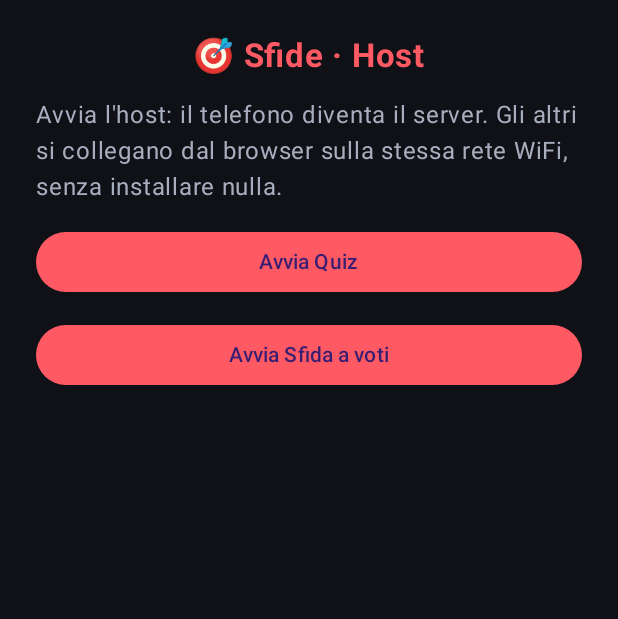
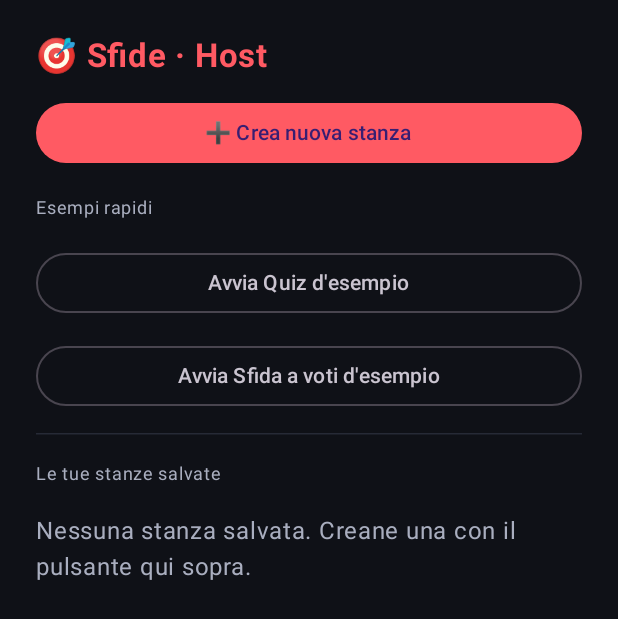
Before and after one commit to Lippa42/VoteForm, an Android app built with Jetpack Compose: the screen it shows after launch (MainActivity), on a phone screen of 412 x 824 dp. Shown: the top 619 px of the screen. Run offline under Robolectric (Android 15) with nearby library versions, the phone set to English and light mode, and no system bars; our stand-ins replace Room's generated code; libraries missing offline, so code that uses them is left out: io.ktor.server.

Commit message:
Persistenza (Room) + creazione stanza guidata in Compose
Opzione 3 completata.
- Modulo :persistence (Room + KSP): entità template/storico, DAO, database e
  SfideStore che espone template e MatchResult come modelli dell'engine (JSON in,
  JSON out). Salvataggio 100% locale.
- App Android: MainActivity ora è un router Home / Builder / regia.
  - HomeScreen: elenco template salvati (Flow da Room) con Avvia/Elimina, avvii
    d'esempio e "Crea nuova stanza".
  - BuilderScreen: form guidato completo per Quiz (domande, opzioni, risposta
    corretta, punti) e Sfida a voti (prove, criteri pesati), con concorrenti,
    titolo e PIN. Salva come template o avvia subito.
  - RoomBuilder: draft osservabili + buildRoom() che assembla la RoomDefinition.
- HostService avvia anche una stanza costruita (RoomDefinition via JSON), oltre
  agli esempi per modalità.
- engine: RoomMeta ha un id stabile (chiave dei template).

Verificato: :engine:test e :server:test verdi; :persistence:assembleDebug e
:app:assembleDebug producono gli artefatti.

Co-Authored-By: Claude Opus 4.8 <noreply@anthropic.com>
Claude-Session: https://claude.ai/code/session_01GyQjivpnapyjnaVUKnYAoZ

```diff
--- a/admin-android/app/build.gradle.kts
+++ b/admin-android/app/build.gradle.kts
@@ -63,6 +63,7 @@ tasks.named("preBuild") { dependsOn(copyWeb) }
 
 dependencies {
     implementation(project(":engine"))
+    implementation(project(":persistence"))
     implementation(project(":server")) {
         // Su Android usiamo il logging di sistema: niente logback (evita conflitti).
         exclude(group = "ch.qos.logback")
@@ -72,6 +73,7 @@ dependencies {
     implementation("io.ktor:ktor-server-cio:$ktorVersion")
     implementation("io.ktor:ktor-server-websockets:$ktorVersion")
     implementation("io.nayuki:qrcodegen:1.8.0")
+    implementation("org.jetbrains.kotlinx:kotlinx-serialization-json:1.7.3")
 
     implementation("androidx.core:core-ktx:1.13.1")
     implementation("androidx.lifecycle:lifecycle-runtime-ktx:2.8.6")
--- /dev/null
+++ b/admin-android/app/src/main/kotlin/it/marcolipparini/sfide/app/HomeScreen.kt
@@ -0,0 +1,91 @@
+package it.marcolipparini.sfide.app
+
+import androidx.compose.foundation.background
+import androidx.compose.foundation.layout.Arrangement
+import androidx.compose.foundation.layout.Column
+import androidx.compose.foundation.layout.Row
+import androidx.compose.foundation.layout.fillMaxSize
+import androidx.compose.foundation.layout.fillMaxWidth
+import androidx.compose.foundation.layout.padding
+import androidx.compose.foundation.rememberScrollState
+import androidx.compose.foundation.shape.RoundedCornerShape
+import androidx.compose.foundation.verticalScroll
+import androidx.compose.material3.Button
+import androidx.compose.material3.HorizontalDivider
+import androidx.compose.material3.OutlinedButton
+import androidx.compose.material3.Text
+import androidx.compose.runtime.Composable
+import androidx.compose.runtime.collectAsState
+import androidx.compose.runtime.getValue
+import androidx.compose.runtime.rememberCoroutineScope
+import androidx.compose.ui.Modifier
+import androidx.compose.ui.draw.clip
+import androidx.compose.ui.text.font.FontWeight
+import androidx.compose.ui.unit.dp
+import androidx.compose.ui.unit.sp
+import it.marcolipparini.sfide.engine.model.GameModeConfig
+import it.marcolipparini.sfide.engine.model.RoomDefinition
+import it.marcolipparini.sfide.engine.samples.SampleRooms
+import it.marcolipparini.sfide.persistence.SfideStore
+import kotlinx.coroutines.launch
+
+@Composable
+fun HomeScreen(
+    store: SfideStore,
+    onNew: () -> Unit,
+    onStart: (RoomDefinition) -> Unit,
+) {
+    val templates by store.templates.collectAsState(initial = emptyList())
+    val scope = rememberCoroutineScope()
+
+    Column(
+        modifier = Modifier.fillMaxSize().padding(24.dp).verticalScroll(rememberScrollState()),
+        verticalArrangement = Arrangement.spacedBy(14.dp),
+    ) {
+        Text("🎯 Sfide · Host", color = Accent, fontSize = 22.sp, fontWeight = FontWeight.Bold)
+
+        Button(onClick = onNew, modifier = Modifier.fillMaxWidth()) { Text("➕ Crea nuova stanza") }
+
+        Text("Esempi rapidi", color = InkSoft, fontSize = 12.sp)
+        OutlinedButton(onClick = { onStart(SampleRooms.quizTournament()) }, modifier = Modifier.fillMaxWidth()) {
+            Text("Avvia Quiz d'esempio")
+        }
+        OutlinedButton(onClick = { onStart(SampleRooms.cookingVoting()) }, modifier = Modifier.fillMaxWidth()) {
+            Text("Avvia Sfida a voti d'esempio")
+        }
+
+        HorizontalDivider(color = Line)
+        Text("Le tue stanze salvate", color = InkSoft, fontSize = 12.sp)
+
+        if (templates.isEmpty()) {
+            Text("Nessuna stanza salvata. Creane una con il pulsante qui sopra.", color = InkSoft)
+        } else {
+            templates.forEach { room ->
+                Column(
+                    modifier = Modifier
+                        .fillMaxWidth()
+                        .clip(RoundedCornerShape(14.dp))
+                        .background(Surface)
+                        .padding(16.dp),
+                    verticalArrangement = Arrangement.spacedBy(10.dp),
+                ) {
+                    Text(room.meta.title, color = Ink, fontSize = 17.sp, fontWeight = FontWeight.SemiBold)
+                    Text("${roomModeLabel(room)} · PIN ${room.meta.pin}", color = InkSoft, fontSize = 12.sp)
+                    Row(horizontalArrangement = Arrangement.spacedBy(10.dp)) {
+                        Button(onClick = { onStart(room) }, modifier = Modifier.weight(1f)) { Text("Avvia") }
+                        OutlinedButton(
+                            onClick = { scope.launch { store.deleteTemplate(room) } },
+                            modifier = Modifier.weight(1f),
+                        ) { Text("Elimina") }
+                    }
+                }
+            }
+        }
+    }
+}
+
+internal fun roomModeLabel(room: RoomDefinition): String = when (room.mode) {
+    is GameModeConfig.Quiz -> "Quiz"
+    is GameModeConfig.Voting -> "Sfida a voti"
+    is GameModeConfig.Questionnaire -> "Questionario"
+}
--- a/admin-android/app/src/main/kotlin/it/marcolipparini/sfide/app/MainActivity.kt
+++ b/admin-android/app/src/main/kotlin/it/marcolipparini/sfide/app/MainActivity.kt
@@ -24,75 +24,73 @@ import androidx.compose.material3.darkColorScheme
 import androidx.compose.runtime.Composable
 import androidx.compose.runtime.collectAsState
 import androidx.compose.runtime.getValue
+import androidx.compose.runtime.mutableStateOf
 import androidx.compose.runtime.remember
 import androidx.compose.runtime.rememberCoroutineScope
-import androidx.compose.ui.Alignment
+import androidx.compose.runtime.setValue
 import androidx.compose.ui.Modifier
-import androidx.compose.ui.graphics.Color
 import androidx.compose.ui.graphics.asImageBitmap
 import androidx.compose.ui.platform.LocalContext
 import androidx.compose.ui.text.font.FontFamily
 import androidx.compose.ui.text.font.FontWeight
 import androidx.compose.ui.unit.dp
 import androidx.compose.ui.unit.sp
+import it.marcolipparini.sfide.persistence.SfideStore
 import kotlinx.coroutines.launch
-
-private val Accent = Color(0xFFFF5A63)
-private val Bg = Color(0xFF0F1117)
-private val Ink = Color(0xFFECEEF5)
-private val InkSoft = Color(0xFFA9AEBF)
 
 class MainActivity : ComponentActivity() {
     override fun onCreate(savedInstanceState: Bundle?) {
         super.onCreate(savedInstanceState)
         setContent {
             MaterialTheme(colorScheme = darkColorScheme(primary = Accent)) {
-                Surface(Modifier.fillMaxSize(), color = Bg) { HostScreen() }
+                Surface(Modifier.fillMaxSize(), color = Bg) { AppRoot() }
             }
         }
     }
 }
 
 @Composable
-private fun HostScreen() {
+private fun AppRoot() {
+    val ctx = LocalContext.current
+    val store = remember { SfideStore(ctx.applicationContext) }
+    val scope = rememberCoroutineScope()
+    val info by HostController.state.collectAsState()
+    var screen by remember { mutableStateOf("home") }
+
+    when {
+        info.running -> HostPanel()
+        screen == "builder" -> BuilderScreen(
+            onCancel = { screen = "home" },
+            onSaveTemplate = { room -> scope.launch { store.saveTemplate(room) }; screen = "home" },
+            onStart = { room -> HostService.startWith(ctx, room) },
+        )
+        else -> HomeScreen(
+            store = store,
+            onNew = { screen = "builder" },
+            onStart = { room -> HostService.startWith(ctx, room) },
+        )
+    }
+}
+
+@Composable
+private fun HostPanel() {
     val ctx = LocalContext.current
     val info by HostController.state.collectAsState()
     val scope = rememberCoroutineScope()
 
     Column(
-        modifier = Modifier
-            .fillMaxSize()
-            .padding(24.dp)
-            .verticalScroll(rememberScrollState()),
-        horizontalAlignment = Alignment.CenterHorizontally,
+        modifier = Modifier.fillMaxSize().padding(24.dp).verticalScroll(rememberScrollState()),
         verticalArrangement = Arrangement.spacedBy(14.dp),
     ) {
         Text("🎯 Sfide · Host", color = Accent, fontSize = 22.sp, fontWeight = FontWeight.Bold)
+        if (info.mode.isNotEmpty()) Text("Modalità: ${info.mode}", color = InkSoft, fontSize = 12.sp)
 
-        if (!info.running) {
-            Text(
-                "Avvia l'host: il telefono diventa il server. Gli altri si collegano dal " +
-                    "browser sulla stessa rete WiFi, senza installare nulla.",
-                color = InkSoft,
-            )
-            Button(onClick = { HostService.start(ctx, HostService.MODE_QUIZ) }, modifier = Modifier.fillMaxWidth()) {
-                Text("Avvia Quiz")
-            }
-            Button(onClick = { HostService.start(ctx, HostService.MODE_VOTING) }, modifier = Modifier.fillMaxWidth()) {
-                Text("Avvia Sfida a voti")
-            }
-        } else {
-            if (info.mode.isNotEmpty()) Text("Modalità: ${info.mode}", color = InkSoft, fontSize = 12.sp)
         Text("PIN", color = InkSoft, fontSize = 12.sp)
         Text(info.pin, color = Accent, fontSize = 40.sp, fontWeight = FontWeight.Bold)
 
         val qr = remember(info.ip, info.port, info.running) { QrBitmap.forJoin(info.port) }
         qr?.let {
-                Image(
-                    bitmap = it.asImageBitmap(),
-                    contentDescription = "QR per entrare",
-                    modifier = Modifier.size(200.dp),
-                )
+            Image(bitmap = it.asImageBitmap(), contentDescription = "QR per entrare", modifier = Modifier.size(200.dp))
         }
 
         Text("Visualizzatore (TV)", color = InkSoft, fontSize = 12.sp)
@@ -100,24 +98,14 @@ private fun HostScreen() {
         Text("Spettatore", color = InkSoft, fontSize = 12.sp)
         Text("http://${info.ip}:${info.port}/spectator/index.html", color = Ink, fontFamily = FontFamily.Monospace)
 
-            HorizontalDivider(color = Color(0xFF262A36))
-
+        HorizontalDivider(color = Line)
         Text("REGIA", color = InkSoft, fontSize = 12.sp)
         val session = HostController.session
-            Button(onClick = { scope.launch { session?.next() } }, modifier = Modifier.fillMaxWidth()) {
-                Text("▶ Avanti")
-            }
-            Button(onClick = { scope.launch { session?.lock() } }, modifier = Modifier.fillMaxWidth()) {
-                Text("🔒 Chiudi")
-            }
-            Button(onClick = { scope.launch { session?.reveal() } }, modifier = Modifier.fillMaxWidth()) {
-                Text("🎉 Svela")
-            }
+        Button(onClick = { scope.launch { session?.next() } }, modifier = Modifier.fillMaxWidth()) { Text("▶ Avanti") }
+        Button(onClick = { scope.launch { session?.lock() } }, modifier = Modifier.fillMaxWidth()) { Text("🔒 Chiudi") }
+        Button(onClick = { scope.launch { session?.reveal() } }, modifier = Modifier.fillMaxWidth()) { Text("🎉 Svela") }
 
         Spacer(Modifier.height(8.dp))
-            OutlinedButton(onClick = { HostService.stop(ctx) }, modifier = Modifier.fillMaxWidth()) {
-                Text("Ferma la stanza")
+        OutlinedButton(onClick = { HostService.stop(ctx) }, modifier = Modifier.fillMaxWidth()) { Text("Ferma la stanza") }
     }
 }
-    }
-}
--- /dev/null
+++ b/admin-android/app/src/main/kotlin/it/marcolipparini/sfide/app/Theme.kt
@@ -0,0 +1,10 @@
+package it.marcolipparini.sfide.app
+
+import androidx.compose.ui.graphics.Color
+
+internal val Accent = Color(0xFFFF5A63)
+internal val Bg = Color(0xFF0F1117)
+internal val Surface = Color(0xFF16181F)
+internal val Ink = Color(0xFFECEEF5)
+internal val InkSoft = Color(0xFFA9AEBF)
+internal val Line = Color(0xFF262A36)
--- a/admin-android/build.gradle.kts
+++ b/admin-android/build.gradle.kts
@@ -4,4 +4,6 @@ plugins {
     kotlin("plugin.serialization") version "2.0.20" apply false
     kotlin("plugin.compose") version "2.0.20" apply false
     id("com.android.application") version "8.7.2" apply false
+    id("com.android.library") version "8.7.2" apply false
+    id("com.google.devtools.ksp") version "2.0.20-1.0.25" apply false
 }
--- a/admin-android/engine/src/main/kotlin/it/marcolipparini/sfide/engine/model/RoomDefinition.kt
+++ b/admin-android/engine/src/main/kotlin/it/marcolipparini/sfide/engine/model/RoomDefinition.kt
@@ -28,4 +28,6 @@ data class RoomMeta(
     /** PIN che gli spettatori inseriscono per entrare nella stanza. */
     val pin: String,
     val maxParticipants: Int = 15,
+    /** Identificatore stabile della stanza/template (vuoto per le stanze usa-e-getta). */
+    val id: String = "",
 )
--- /dev/null
+++ b/admin-android/persistence/src/main/kotlin/it/marcolipparini/sfide/persistence/SfideDao.kt
@@ -0,0 +1,29 @@
+package it.marcolipparini.sfide.persistence
+
+import androidx.room.Dao
+import androidx.room.Insert
+import androidx.room.OnConflictStrategy
+import androidx.room.Query
+import kotlinx.coroutines.flow.Flow
+
+@Dao
+interface SfideDao {
+
+    @Query("SELECT * FROM templates ORDER BY updatedAt DESC")
+    fun templates(): Flow<List<RoomTemplateEntity>>
+
+    @Query("SELECT * FROM templates WHERE id = :id")
+    suspend fun template(id: String): RoomTemplateEntity?
+
+    @Insert(onConflict = OnConflictStrategy.REPLACE)
+    suspend fun upsertTemplate(template: RoomTemplateEntity)
+
+    @Query("DELETE FROM templates WHERE id = :id")
+    suspend fun deleteTemplate(id: String)
+
+    @Query("SELECT * FROM history ORDER BY playedAtEpochMs DESC")
+    fun history(): Flow<List<MatchResultEntity>>
+
+    @Insert(onConflict = OnConflictStrategy.REPLACE)
+    suspend fun insertResult(result: MatchResultEntity)
+}
--- /dev/null
+++ b/admin-android/persistence/src/main/kotlin/it/marcolipparini/sfide/persistence/SfideDatabase.kt
@@ -0,0 +1,29 @@
+package it.marcolipparini.sfide.persistence
+
+import android.content.Context
+import androidx.room.Database
+import androidx.room.Room
+import androidx.room.RoomDatabase
+
+@Database(
+    entities = [RoomTemplateEntity::class, MatchResultEntity::class],
+    version = 1,
+    exportSchema = false,
+)
+abstract class SfideDatabase : RoomDatabase() {
+
+    abstract fun dao(): SfideDao
+
+    companion object {
+        @Volatile
+        private var instance: SfideDatabase? = null
+
+        fun get(context: Context): SfideDatabase = instance ?: synchronized(this) {
+            instance ?: Room.databaseBuilder(
+                context.applicationContext,
+                SfideDatabase::class.java,
+                "sfide.db",
+            ).build().also { instance = it }
+        }
+    }
+}
--- a/admin-android/settings.gradle.kts
+++ b/admin-android/settings.gradle.kts
@@ -26,5 +26,5 @@ include(":server")
 // App Android host: avvia il server embedded (foreground service) + regia Compose.
 include(":app")
 
-// Modulo previsto nelle prossime iterazioni:
-// include(":persistence")
+// Persistenza locale (Room DB): template di stanza + storico partite.
+include(":persistence")
```
Also changed, not shown: admin-android/app/src/main/kotlin/it/marcolipparini/sfide/app/BuilderScreen.kt (added, +167 -0 lines), admin-android/app/src/main/kotlin/it/marcolipparini/sfide/app/HostService.kt (+34 -10 lines), admin-android/app/src/main/kotlin/it/marcolipparini/sfide/app/RoomBuilder.kt (added, +110 -0 lines), admin-android/persistence/build.gradle.kts (added, +35 -0 lines), admin-android/persistence/src/main/kotlin/it/marcolipparini/sfide/persistence/Entities.kt (added, +26 -0 lines), admin-android/persistence/src/main/kotlin/it/marcolipparini/sfide/persistence/SfideStore.kt (added, +62 -0 lines), 1 other file. Lines whose indentation alone changed are shown as unchanged.
